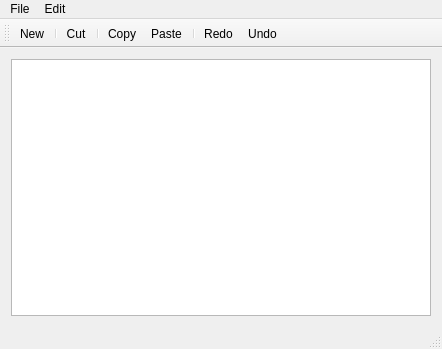
Qt form mainwindow.ui (DanilCh/QtNotePad) before a commit.
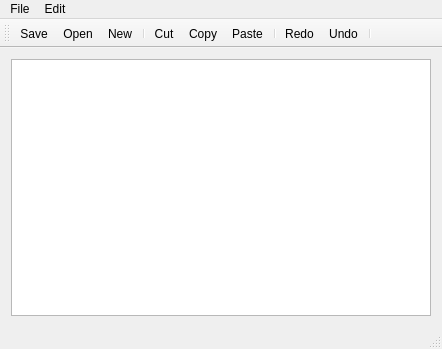
The same form after that commit. Icons and pictures are not drawn.

Commit message: add open and save functions, new resources structure

```diff
--- a/mainwindow.ui
+++ b/mainwindow.ui
@@ -60,15 +60,17 @@
    <attribute name="toolBarBreak">
     <bool>false</bool>
    </attribute>
+   <addaction name="actionSave"/>
+   <addaction name="actionOpen"/>
    <addaction name="actionNew"/>
    <addaction name="separator"/>
    <addaction name="actionCut"/>
-   <addaction name="separator"/>
    <addaction name="actionCopy"/>
    <addaction name="actionPaste"/>
    <addaction name="separator"/>
    <addaction name="actionRedo"/>
    <addaction name="actionUndo"/>
+   <addaction name="separator"/>
   </widget>
   <widget class="QStatusBar" name="statusBar"/>
   <action name="actionNew">
```
Left out of the diff: 20 changed lines with no effect on the pictures. The commit also changes 15 other files.
